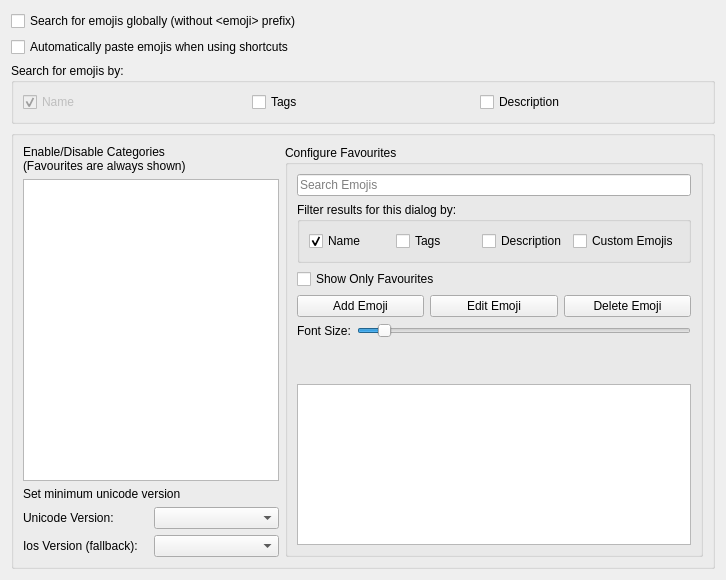
Above: src/config/emojirunner_config.ui from alex1701c/EmojiRunner before the change. Below: the same form after it.
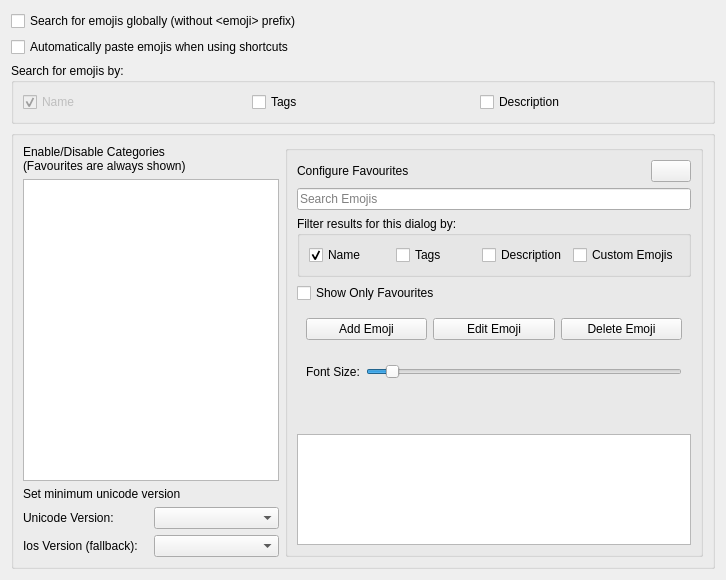
That is the form after the change. Icons and pictures are not drawn.

Commit message: Write config keys in structs

Diff of the .ui file:
```diff
--- a/src/config/emojirunner_config.ui
+++ b/src/config/emojirunner_config.ui
@@ -154,9 +154,37 @@
           <item>
            <widget class="QGroupBox" name="groupBox">
             <property name="title">
-             <string>Configure Favourites</string>
+             <string/>
             </property>
             <layout class="QVBoxLayout" name="verticalLayout_5">
+             <item>
+              <layout class="QHBoxLayout" name="horizontalLayout_12">
+               <item>
+                <widget class="QLabel" name="label_6">
+                 <property name="text">
+                  <string>Configure Favourites</string>
+                 </property>
+                </widget>
+               </item>
+               <item>
+                <widget class="QPushButton" name="toggleFavouritesPushButton">
+                 <property name="sizePolicy">
+                  <sizepolicy hsizetype="Fixed" vsizetype="Fixed">
+                   <horstretch>0</horstretch>
+                   <verstretch>0</verstretch>
+                  </sizepolicy>
+                 </property>
+                 <property name="text">
+                  <string/>
+                 </property>
+                 <property name="icon">
+                  <iconset theme="arrow-up">
+                   <normaloff>.</normaloff>.</iconset>
+                 </property>
+                </widget>
+               </item>
+              </layout>
+             </item>
              <item>
               <layout class="QVBoxLayout" name="verticalLayout_6">
                <item>
@@ -237,6 +265,7 @@
               </layout>
              </item>
              <item>
+              <widget class="QWidget" name="customButtonsWidget" native="true">
               <layout class="QHBoxLayout" name="horizontalLayout_11">
                <item>
                 <widget class="QPushButton" name="addEmojiPushButton">
@@ -260,9 +289,11 @@
                 </widget>
                </item>
               </layout>
+              </widget>
              </item>
              <item>
-              <layout class="QHBoxLayout" name="horizontalLayout_9">
+              <widget class="QWidget" name="fontSizeContainerWidget" native="true">
+               <layout class="QHBoxLayout" name="fontSizeWidget">
                <item>
                 <widget class="QLabel" name="label_2">
                  <property name="text">
@@ -293,6 +324,7 @@
                 </widget>
                </item>
               </layout>
+              </widget>
              </item>
              <item>
               <widget class="QLabel" name="favouriteVisibleElements">
```
Lines whose indentation alone changed are shown as unchanged. The commit also changes 8 other files.
